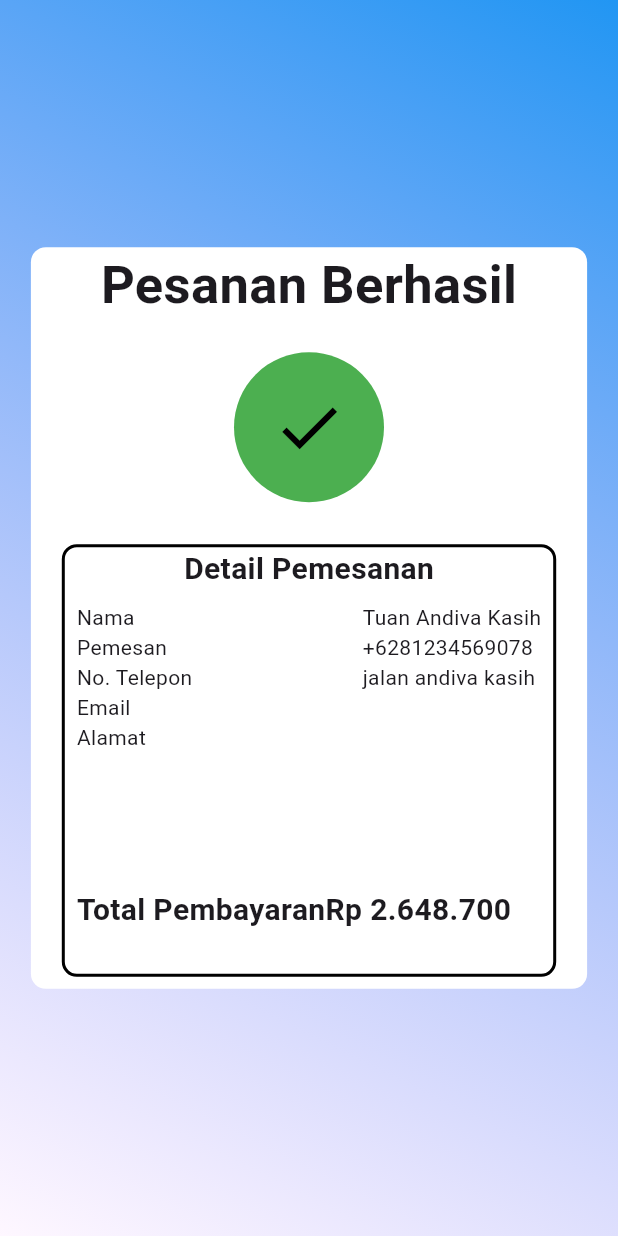
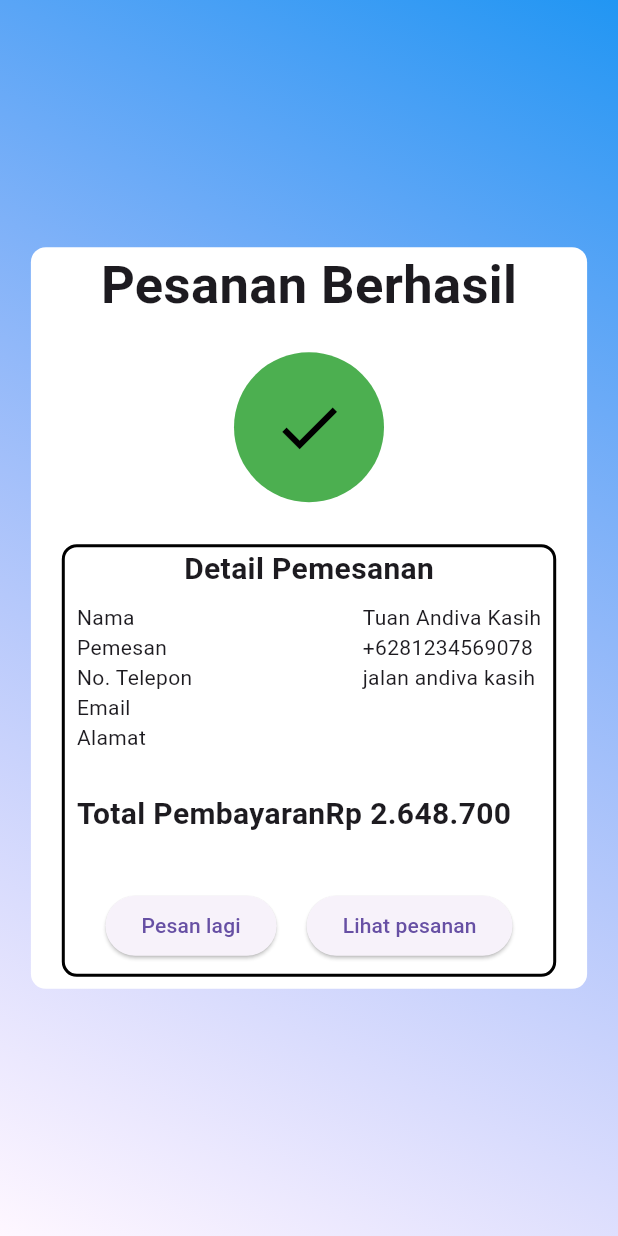
Before and after one commit to kfahmi77/travelgram, a Flutter app: the KonfirmasiView screen opened directly, on a phone screen of 412 x 824 dp. Run offline on Flutter 3.47's test engine with Material 3 defaults, Android fonts, the phone set to English and light mode, and no system bars; our stand-ins replace animated_notch_bottom_bar, flutter_screenutil, font_awesome_flutter, get, image_picker, shared_preferences and 2 more; accounts and stored records are empty.

Commit message:
integrasi routing

```diff
--- a/lib/app/modules/detail_pemesanan/views/detail_pemesanan_view.dart
+++ b/lib/app/modules/detail_pemesanan/views/detail_pemesanan_view.dart
@@ -1,4 +1,6 @@
 import 'package:flutter/material.dart';
+import 'package:get/get.dart';
+import 'package:travelgram/app/modules/detail_pemesanan/views/metode_pembayaran.dart';
 
 class DetailPemesananView extends StatelessWidget {
   const DetailPemesananView({super.key});
@@ -147,6 +149,7 @@ class DetailPemesananView extends StatelessWidget {
                   ),
                   const Spacer(),
                   GestureDetector(
+                    onTap: () => Get.to(() => const MetodePembayaranView()),
                     child: Container(
                       height: 50,
                       width: MediaQuery.of(context).size.width * 0.9,
--- a/lib/app/modules/detail_pemesanan/views/konfirmasi_view.dart
+++ b/lib/app/modules/detail_pemesanan/views/konfirmasi_view.dart
@@ -1,4 +1,6 @@
 import 'package:flutter/material.dart';
+import 'package:get/get.dart';
+import 'package:travelgram/app/shared/bottom_navigation.dart';
 
 class KonfirmasiView extends StatelessWidget {
   const KonfirmasiView({super.key});
@@ -60,7 +62,7 @@ class KonfirmasiView extends StatelessWidget {
                       width: MediaQuery.of(context).size.width * 0.8,
                       child: Column(
                         children: [
-                          Text(
+                          const Text(
                             "Detail Pemesanan",
                             style: TextStyle(
                               fontSize: 20.0,
@@ -78,7 +80,7 @@ class KonfirmasiView extends StatelessWidget {
                                   child: Padding(
                                     padding: const EdgeInsets.all(8.0),
                                     child: Container(
-                                      child: Column(
+                                      child: const Column(
                                         crossAxisAlignment:
                                             CrossAxisAlignment.start,
                                         children: [
@@ -96,7 +98,7 @@ class KonfirmasiView extends StatelessWidget {
                                   child: Padding(
                                     padding: const EdgeInsets.all(8.0),
                                     child: Container(
-                                      child: Column(
+                                      child: const Column(
                                           crossAxisAlignment:
                                               CrossAxisAlignment.start,
                                           children: [
@@ -110,9 +112,9 @@ class KonfirmasiView extends StatelessWidget {
                               ],
                             ),
                           ),
-                          Spacer(),
-                          Padding(
-                            padding: const EdgeInsets.all(8.0),
+                          const Spacer(),
+                          const Padding(
+                            padding: EdgeInsets.all(8.0),
                             child: Row(
                               children: [
                                 Text("Total Pembayaran",
@@ -126,8 +128,32 @@ class KonfirmasiView extends StatelessWidget {
                               ],
                             ),
                           ),
-                          SizedBox(
+                          const SizedBox(
                             height: 20.0,
+                          ),
+                          Padding(
+                            padding: const EdgeInsets.all(8.0),
+                            child: Row(
+                              children: [
+                                const Spacer(),
+                                ElevatedButton(
+                                  onPressed: () {
+                                    Get.offAll(() => const BottomNavBar());
+                                  },
+                                  child: const Text("Pesan lagi"),
+                                ),
+                                const SizedBox(
+                                  width: 20.0,
+                                ),
+                                ElevatedButton(
+                                  onPressed: () {
+                                    Get.offAll(() => const BottomNavBar());
+                                  },
+                                  child: const Text("Lihat pesanan"),
+                                ),
+                                const Spacer(),
+                              ],
+                            ),
                           ),
                         ],
                       ),
--- a/lib/main.dart
+++ b/lib/main.dart
@@ -40,8 +40,8 @@ class MyApp extends StatelessWidget {
         debugShowCheckedModeBanner: false,
         title: 'MyApp',
         theme: ThemeData(visualDensity: VisualDensity.adaptivePlatformDensity),
-        // home: token == null ? const SplashView() : const BottomNavBar(),
-        home: KonfirmasiView(),
+        home: token == null ? const SplashView() : const BottomNavBar(),
+        // home: const KonfirmasiView(),
         getPages: AppPages.routes,
       ),
     );
```
Also changed, not shown: lib/app/modules/tiket/pesawat/views/cari_pesawat_view.dart (+7 -2 lines), lib/app/modules/tiket/pesawat/views/detail_pesawat_view.dart (+8 -1 lines), lib/app/modules/tiket/views/tiket_view.dart (+6 -1 lines).
